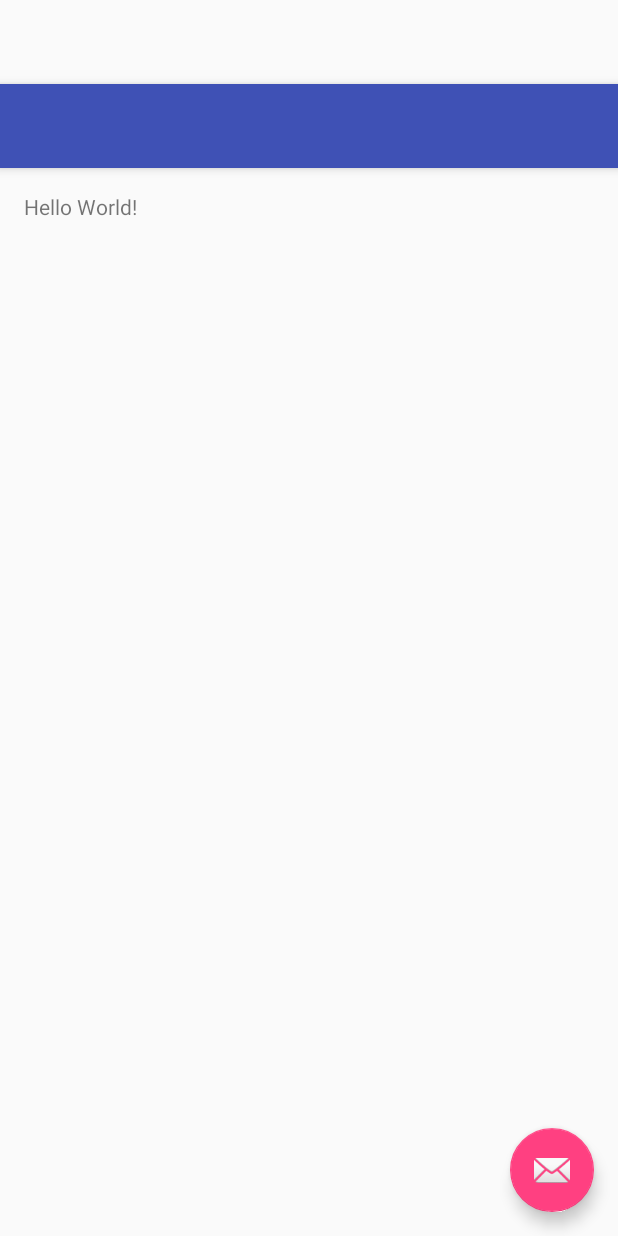
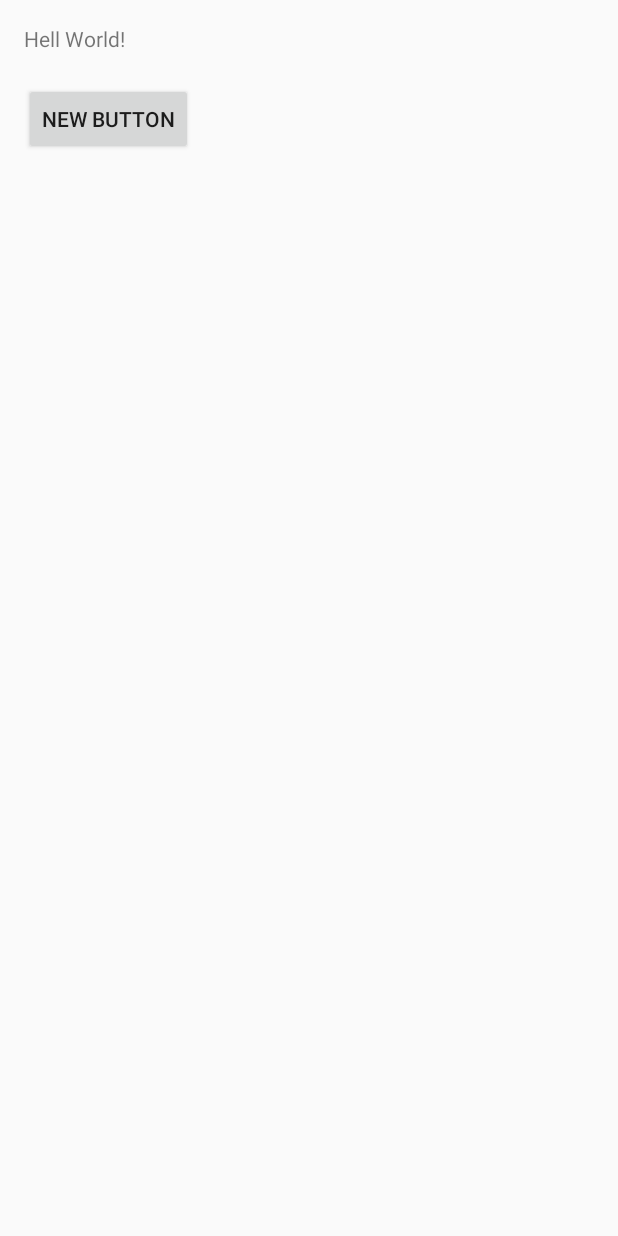
Before and after one commit to cdomergue/INF4042_domergue_bastide, an Android app: the layout activity_main.xml on its own in the app's theme, with its tools: preview values and no code run, on a phone screen of 412 x 824 dp. Run offline under Robolectric (Android 15) with nearby library versions, the phone set to English and light mode, and no system bars.

Commit message:
Continue project

```diff
--- a/app/src/main/java/org/esiea/domergue_bastide/coursandroid/MainActivity.java
+++ b/app/src/main/java/org/esiea/domergue_bastide/coursandroid/MainActivity.java
@@ -1,5 +1,6 @@
 package org.esiea.domergue_bastide.coursandroid;
 
+import android.app.Activity;
 import android.os.Bundle;
 import android.support.design.widget.FloatingActionButton;
 import android.support.design.widget.Snackbar;
@@ -9,23 +10,13 @@ import android.view.View;
 import android.view.Menu;
 import android.view.MenuItem;
 
-public class MainActivity extends AppCompatActivity {
+public class MainActivity extends Activity {
 
     @Override
     protected void onCreate(Bundle savedInstanceState) {
         super.onCreate(savedInstanceState);
         setContentView(R.layout.activity_main);
-        Toolbar toolbar = (Toolbar) findViewById(R.id.toolbar);
-        setSupportActionBar(toolbar);
 
-        FloatingActionButton fab = (FloatingActionButton) findViewById(R.id.fab);
-        fab.setOnClickListener(new View.OnClickListener() {
-            @Override
-            public void onClick(View view) {
-                Snackbar.make(view, "Replace with your own action", Snackbar.LENGTH_LONG)
-                        .setAction("Action", null).show();
-            }
-        });
     }
 
     @Override
--- /dev/null
+++ b/app/src/main/res/layout-land/activity_main.xml
@@ -0,0 +1,19 @@
+<?xml version="1.0" encoding="utf-8"?>
+<LinearLayout xmlns:android="http://schemas.android.com/apk/res/android"
+    android:orientation="horizontal" android:layout_width="match_parent"
+    android:layout_height="match_parent">
+
+    <TextView
+        android:layout_width="wrap_content"
+        android:layout_height="wrap_content"
+        android:text="Hello world:"
+        android:layout_gravity="center_horizontal"/>
+
+    <Button
+        android:layout_width="wrap_content"
+        android:layout_height="wrap_content"
+        android:text="@string/button_text"
+        android:layout_gravity="center_horizontal"/>
+
+
+</LinearLayout>
--- a/app/src/main/res/layout/activity_main.xml
+++ b/app/src/main/res/layout/activity_main.xml
@@ -1,25 +1,26 @@
 <?xml version="1.0" encoding="utf-8"?>
-<android.support.design.widget.CoordinatorLayout
-    xmlns:android="http://schemas.android.com/apk/res/android"
-    xmlns:app="http://schemas.android.com/apk/res-auto"
-    xmlns:tools="http://schemas.android.com/tools" android:layout_width="match_parent"
-    android:layout_height="match_parent" android:fitsSystemWindows="true"
+<RelativeLayout xmlns:android="http://schemas.android.com/apk/res/android"
+    xmlns:tools="http://schemas.android.com/tools"
+    xmlns:app="http://schemas.android.com/apk/res-auto" android:layout_width="match_parent"
+    android:layout_height="match_parent" android:paddingLeft="@dimen/activity_horizontal_margin"
+    android:paddingRight="@dimen/activity_horizontal_margin"
+    android:paddingTop="@dimen/activity_vertical_margin"
+    android:paddingBottom="@dimen/activity_vertical_margin"
+    app:layout_behavior="@string/appbar_scrolling_view_behavior"
     tools:context=".MainActivity">
 
-    <android.support.design.widget.AppBarLayout android:layout_height="wrap_content"
-        android:layout_width="match_parent" android:theme="@style/AppTheme.AppBarOverlay">
+    <TextView android:text="@string/main_test" android:layout_width="wrap_content"
+        android:layout_height="wrap_content"
+        android:id="@+id/textView"
+        android:gravity="center_horizontal" />
 
-        <android.support.v7.widget.Toolbar android:id="@+id/toolbar"
-            android:layout_width="match_parent" android:layout_height="?attr/actionBarSize"
-            android:background="?attr/colorPrimary" app:popupTheme="@style/AppTheme.PopupOverlay" />
-
-    </android.support.design.widget.AppBarLayout>
-
-    <include layout="@layout/content_main" />
-
-    <android.support.design.widget.FloatingActionButton android:id="@+id/fab"
-        android:layout_width="wrap_content" android:layout_height="wrap_content"
-        android:layout_gravity="bottom|end" android:layout_margin="@dimen/fab_margin"
-        android:src="@android:drawable/ic_dialog_email" />
-
-</android.support.design.widget.CoordinatorLayout>
+    <Button
+        android:layout_width="wrap_content"
+        android:layout_height="wrap_content"
+        android:text="New Button"
+        android:id="@+id/button"
+        android:layout_below="@+id/textView"
+        android:layout_alignParentLeft="true"
+        android:layout_alignParentStart="true"
+        android:layout_marginTop="20dp" />
+</RelativeLayout>
--- a/app/src/main/res/layout/content_main.xml
+++ /dev/null
@@ -1,14 +0,0 @@
-<?xml version="1.0" encoding="utf-8"?>
-<RelativeLayout xmlns:android="http://schemas.android.com/apk/res/android"
-    xmlns:tools="http://schemas.android.com/tools"
-    xmlns:app="http://schemas.android.com/apk/res-auto" android:layout_width="match_parent"
-    android:layout_height="match_parent" android:paddingLeft="@dimen/activity_horizontal_margin"
-    android:paddingRight="@dimen/activity_horizontal_margin"
-    android:paddingTop="@dimen/activity_vertical_margin"
-    android:paddingBottom="@dimen/activity_vertical_margin"
-    app:layout_behavior="@string/appbar_scrolling_view_behavior"
-    tools:showIn="@layout/activity_main" tools:context=".MainActivity">
-
-    <TextView android:text="Hello World!" android:layout_width="wrap_content"
-        android:layout_height="wrap_content" />
-</RelativeLayout>
--- a/app/src/main/res/values/strings.xml
+++ b/app/src/main/res/values/strings.xml
@@ -1,4 +1,6 @@
 <resources>
     <string name="app_name">Cours Android</string>
     <string name="action_settings">Settings</string>
+    <string name="main_test"><![CDATA[Hell World!]]></string>
+    <string name="button_text">Click</string>
 </resources>
```
Also changed, not shown: 1 other file.
